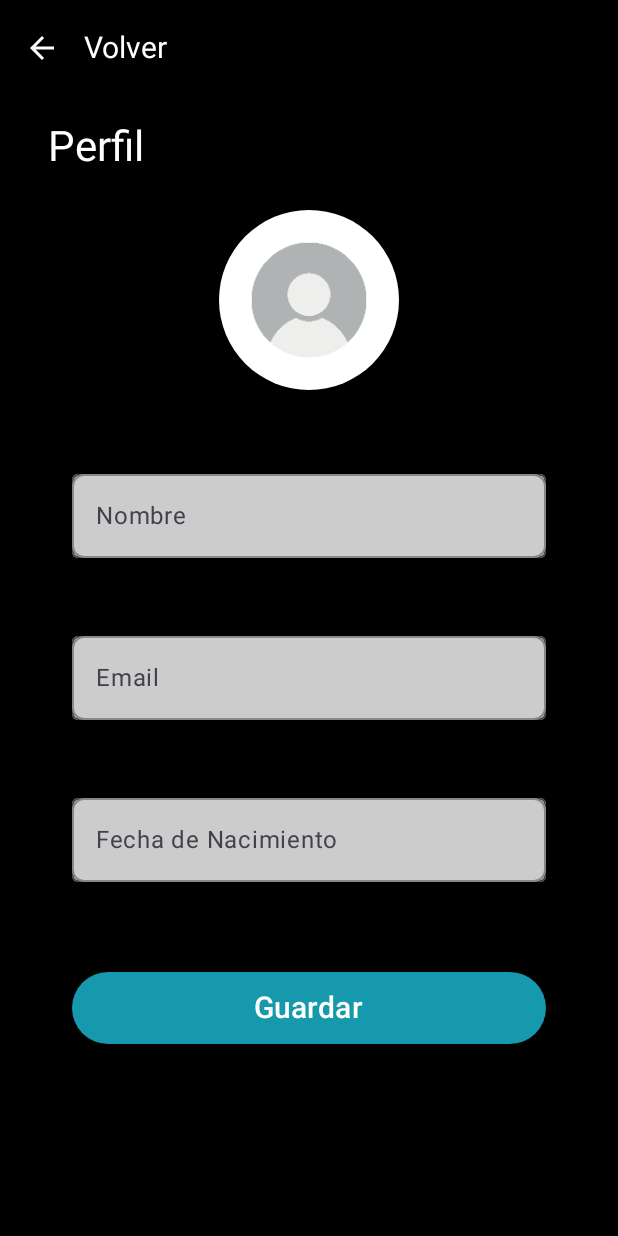
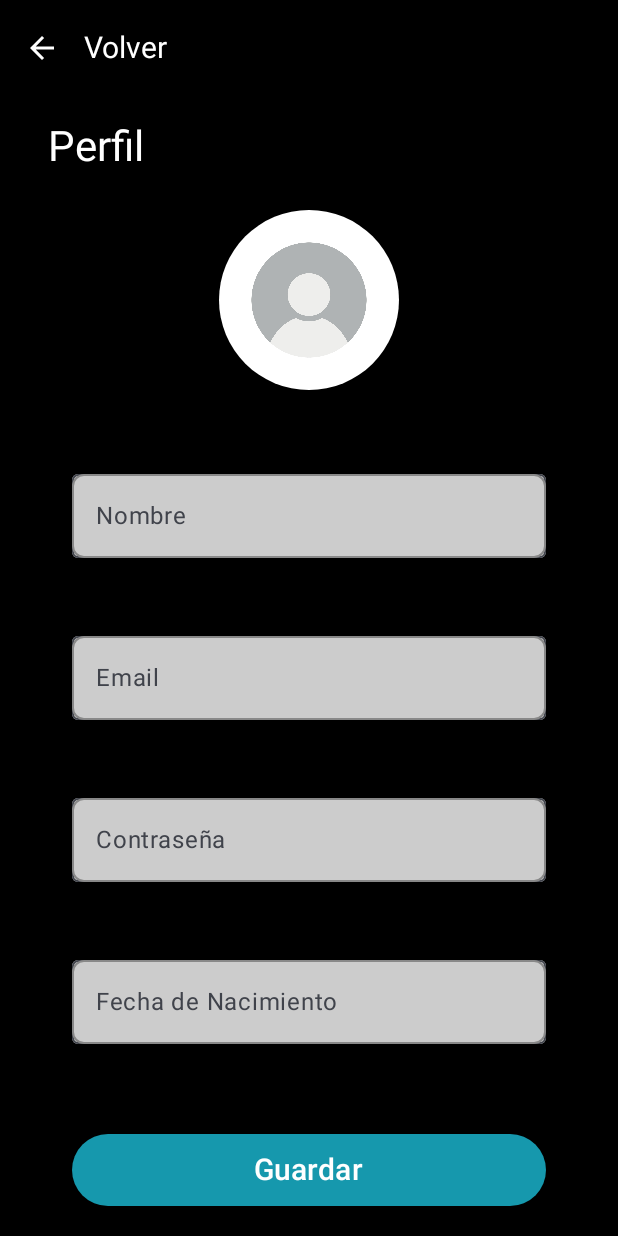
Before and after one commit to RominaLuppi/WODConnect, an Android app built with Jetpack Compose: the PerfilScreen screen opened through its navigation route, on a phone screen of 412 x 824 dp. Run offline under Robolectric (Android 15) with nearby library versions, the phone set to English and light mode, and no system bars; our stand-ins replace Dagger/Hilt's generated code, Firebase (no records; nobody signed in at launch, a user with empty details on screens opened directly), livedata-compose; pictures from the network do not load.

Commit message:
commit 15: Se agrega la pantalla Horarios. Se controla que un usuario no registrado no pueda hacer login. Se ajusta diseño de la pantalla Olvide contraseña.

```diff
--- a/app/src/main/java/com/example/wodconnect/MainActivity.kt
+++ b/app/src/main/java/com/example/wodconnect/MainActivity.kt
@@ -11,15 +11,18 @@ import androidx.compose.runtime.Composable
 import androidx.compose.ui.Modifier
 import androidx.hilt.navigation.compose.hiltViewModel
 import androidx.lifecycle.viewmodel.compose.viewModel
+import androidx.navigation.NavType
 import androidx.navigation.compose.NavHost
 import androidx.navigation.compose.composable
 import androidx.navigation.compose.rememberNavController
+import androidx.navigation.navArgument
 import com.example.wodconnect.view.HomeScreen
 import com.example.wodconnect.view.LoginScreen
 import com.example.wodconnect.viewModel.LoginViewModel
 import com.example.wodconnect.view.ReserveScreen
 import com.example.wodconnect.view.ResetPasswordScreen
 import com.example.wodconnect.ui.theme.WODConnectTheme
+import com.example.wodconnect.view.HorarioScreen
 import com.example.wodconnect.view.PerfilScreen
 import com.example.wodconnect.viewModel.PerfilViewModel
 import com.example.wodconnect.viewModel.ReserveViewModel
@@ -79,6 +82,20 @@ private fun MainNavigation() {
                     perfilViewModel = viewModel
                 )
             }
+            composable(
+                route = "PerfilScreen?modoRegistro={modoRegistro}",
+                arguments = listOf(navArgument("modoRegistro") {
+                    type = NavType.BoolType
+                    defaultValue = false
+                })
+            ) { backStackEntry ->
+                val modoRegistro = backStackEntry.arguments?.getBoolean("modoRegistro") ?: false
+                PerfilScreen(navController = navController, modoRegistro = modoRegistro)
+            }
+            composable("HorarioScreen") {
+               HorarioScreen(navController = navController)
+            }
+
         }
     }
 }
--- a/app/src/main/java/com/example/wodconnect/data/HorariosClasesPorDia.kt
+++ b/app/src/main/java/com/example/wodconnect/data/HorariosClasesPorDia.kt
@@ -22,6 +22,7 @@ val horariosPorDia: Map<DayOfWeek, List<Triple<String,String, Pair<LocalTime, Lo
     DayOfWeek.TUESDAY to listOf(
         Triple("Halterofilia","Técnica de fuerza", LocalTime.of(9,30) to LocalTime.of(10,30)),
         Triple("Crossfit", "Alta intensidad", LocalTime.of(11,0) to LocalTime.of(12,0)),
+        Triple("HIIT", "Media intensidad", LocalTime.of(12,30) to LocalTime.of(13,30)),
         Triple("Crossfit", "Alta intensidad", LocalTime.of(14,0) to LocalTime.of(15,0)),
         Triple("Halterofilia", "Técnica de fuerza", LocalTime.of(16,30) to LocalTime.of(17,30)),
         Triple("Open box", "Entrenamiento libre", LocalTime.of(19,0) to LocalTime.of(20,0))),
@@ -39,8 +40,10 @@ val horariosPorDia: Map<DayOfWeek, List<Triple<String,String, Pair<LocalTime, Lo
         Triple("Crossfit", "Alta intensidad", LocalTime.of(11,0) to LocalTime.of(12,0)),
         Triple("Crossfit", "Alta intensidad", LocalTime.of(14,0) to LocalTime.of(15,0)),
         Triple("Halterofilia", "Técnica de fuerza", LocalTime.of(16,30) to LocalTime.of(17,30)),
-        Triple("Open box", "Entrenamiento libre", LocalTime.of(19,0) to LocalTime.of(20,0))),
+        Triple("Open box", "Entrenamiento libre", LocalTime.of(19,0) to LocalTime.of(20,0)),
+        Triple("HIIT", "Media intensidad", LocalTime.of(20,15) to LocalTime.of(21,15))),
     DayOfWeek.FRIDAY to listOf(
+        Triple("HIIT", "Media intensidad", LocalTime.of(8,0) to LocalTime.of(9,0)),
         Triple("Halterofilia", "Técnica de fuerza", LocalTime.of(9,30) to LocalTime.of(10,30)),
         Triple("Crossfit", "Alta intensidad", LocalTime.of(11,0) to LocalTime.of(12,0)),
         Triple("HIIT", "Media intensidad", LocalTime.of(12,30) to LocalTime.of(13,30)),
--- a/app/src/main/java/com/example/wodconnect/view/PerfilScreen.kt
+++ b/app/src/main/java/com/example/wodconnect/view/PerfilScreen.kt
@@ -1,10 +1,6 @@
 package com.example.wodconnect.view
 
-import android.net.Uri
 import android.util.Log
-import androidx.activity.compose.rememberLauncherForActivityResult
-import androidx.activity.result.contract.ActivityResultContracts
-import androidx.compose.foundation.background
 import androidx.compose.foundation.border
 import androidx.compose.foundation.clickable
 import androidx.compose.foundation.layout.Arrangement
@@ -41,43 +37,34 @@ import androidx.compose.runtime.livedata.observeAsState
 import androidx.compose.ui.Alignment
 import androidx.compose.ui.Modifier
 import androidx.compose.ui.draw.clip
-import androidx.compose.ui.focus.focusModifier
 import androidx.compose.ui.graphics.Color
 import androidx.compose.ui.layout.ContentScale
-import androidx.compose.ui.platform.LocalContext
 import androidx.compose.ui.res.colorResource
 import androidx.compose.ui.res.painterResource
 import androidx.compose.ui.res.stringResource
 import androidx.compose.ui.text.input.KeyboardType
+import androidx.compose.ui.text.input.PasswordVisualTransformation
 import androidx.compose.ui.unit.dp
 import androidx.compose.ui.unit.sp
 import androidx.hilt.navigation.compose.hiltViewModel
 import androidx.navigation.NavController
-import coil3.compose.AsyncImage
-import coil3.request.ImageRequest
-import coil3.request.crossfade
+import coil.compose.AsyncImage
 import com.example.wodconnect.R
-import com.example.wodconnect.viewModel.LoginViewModel
 import com.example.wodconnect.viewModel.PerfilViewModel
+
 
 @OptIn(ExperimentalMaterial3Api::class)
 @Composable
 fun PerfilScreen(
     navController: NavController,
-    perfilViewModel: PerfilViewModel = hiltViewModel()
+    perfilViewModel: PerfilViewModel = hiltViewModel(),
+    modoRegistro: Boolean = false
 ) {
     val name by perfilViewModel.name.observeAsState()
     val email by perfilViewModel.email.observeAsState()
+    val password by perfilViewModel.password.observeAsState()
     val fechaNac by perfilViewModel.fechaNac.observeAsState()
-    val resultado by perfilViewModel.resultado.observeAsState()
-    val photoUrl by perfilViewModel.photoUrl.observeAsState()
-
-    //abrir el selector de imagen y capturar la Uri local
-    val launcher = rememberLauncherForActivityResult(
-        contract = ActivityResultContracts.GetContent() //se abre el selector de archivos
-    ) { uri: Uri? ->
-        uri?.let { perfilViewModel.actualizarFoto(it) }
-        }
+    val registroExitoso by perfilViewModel.registroExitoso.observeAsState()
 
 
     Scaffold(containerColor = Color.Black,
@@ -114,7 +101,7 @@ fun PerfilScreen(
             modifier = Modifier
                 .padding(paddingScaffold)
                 .padding(16.dp)
-                .verticalScroll(rememberScrollState()),
+                .verticalScroll(rememberScrollState())
         )
         {
             Text(
@@ -124,32 +111,49 @@ fun PerfilScreen(
                 style = MaterialTheme.typography.headlineMedium
             )
             Spacer(modifier = Modifier.height(24.dp))
-
+            Box(
+                modifier = Modifier.fillMaxWidth(),
+                contentAlignment = Alignment.Center
+            ) {
                 AsyncImage(
-                model = photoUrl ?: R.drawable.icono_perfil_usuario,
+                    model = "https://as1.ftcdn.net/v2/jpg/04/43/35/22/1000_F_443352225_82bID6iDPlFpQwUFMLEziZuBXhrrh48T.jpg",
                     placeholder = painterResource(R.drawable.icono_perfil_usuario),
                     error = painterResource(R.drawable.icono_perfil_usuario),
                     contentDescription = stringResource(R.string.text_foto_perfil),
                     contentScale = ContentScale.Crop,
                     modifier = Modifier
                         .size(120.dp)
-                    .clip(CircleShape)
-                    .align(Alignment.CenterHorizontally)
-                    .clickable { launcher.launch("image/*") } //se indica que tipo de contenido se quiere lanzar
+                        .clip(CircleShape),
+                    alignment = Alignment.Center
                 )
+            }
+
             Spacer(modifier = Modifier.height(24.dp))
 
             Perfil(name = name ?: "",
                 email = email ?: "",
+                password = password ?: "",
                 fechaNac = fechaNac ?: "",
                 onNameChanged = { perfilViewModel.onNameChanged(it) },
                 onEmailChanged = { perfilViewModel.onEmailChanged(it) },
+                onPasswordChanged = { perfilViewModel.onPasswordChanged(it) },
                 onFechaNacChanged = { perfilViewModel.onFechaNacChanged(it) })
 
             Spacer(modifier = Modifier.height(28.dp))
 
             Button(
-                onClick = { perfilViewModel.guardarPerfil() },
+                onClick = {
+                    if (modoRegistro){
+                        perfilViewModel.registrarYGuardarPerfil(
+                            email = email ?: "",
+                            password = password ?: "",
+                            nombre = name ?: "",
+                            fechaNac = fechaNac ?: ""
+                        )
+                    } else {
+                        perfilViewModel.guardarPerfil()
+                    }
+                },
                 modifier = Modifier
                     .fillMaxWidth()
                     .height(48.dp)
@@ -170,11 +174,18 @@ fun PerfilScreen(
             }
         }
     }
-    LaunchedEffect(resultado) {
-        resultado?.onSuccess {
+    LaunchedEffect(registroExitoso) {
+        Log.d("PerfilScreen", "registroExitoso cambiado a $registroExitoso")
+        if (registroExitoso == true) {
             navController.navigate("LoginScreen") {
-                popUpTo("PerfilScreen") { inclusive = true } // elimina Perfil del backstack
+                popUpTo("PerfilScreen") { inclusive = true }
             }
+            perfilViewModel.resetRegistroExitoso()
+        }
+    }
+    LaunchedEffect(Unit) {
+        if (!modoRegistro){
+            perfilViewModel.cargarPerfilUsuario()
         }
     }
 }
@@ -183,14 +194,16 @@ fun PerfilScreen(
 fun Perfil(
     name: String,
     email: String,
+    password: String,
     fechaNac: String,
     onNameChanged: (String) -> Unit,
     onEmailChanged: (String) -> Unit,
+    onPasswordChanged: (String) -> Unit,
     onFechaNacChanged: (String) -> Unit
 ) {
     Box(
         modifier = Modifier
-            .fillMaxSize()
+            .fillMaxWidth()
             .padding(8.dp)
     ) {
         Column(
@@ -226,6 +239,20 @@ fun Perfil(
             )
             Spacer(modifier = Modifier.height(20.dp))
             OutlinedTextField(
+                value = password,
+                onValueChange = onPasswordChanged,
+                modifier = Modifier
+                    .padding(16.dp)
+                    .fillMaxWidth()
+                    .border(width = 1.dp, Color.Gray, shape = MaterialTheme.shapes.small),
+                placeholder = { Text(stringResource(R.string.text_password_usuario)) },
+                keyboardOptions = KeyboardOptions(keyboardType = KeyboardType.Text),
+                singleLine = true,
+                visualTransformation = PasswordVisualTransformation(),
+                colors = textViewFieldColor()
+            )
+            Spacer(modifier = Modifier.height(20.dp))
+            OutlinedTextField(
                 value = fechaNac,
                 onValueChange = onFechaNacChanged,
                 modifier = Modifier
--- a/app/src/main/java/com/example/wodconnect/viewModel/LoginViewModel.kt
+++ b/app/src/main/java/com/example/wodconnect/viewModel/LoginViewModel.kt
@@ -36,8 +36,8 @@ class LoginViewModel @Inject constructor(
     private val _errorMessage = MutableLiveData<String?>()
     val errorMessage: LiveData<String?> = _errorMessage
 
-    private val _registroExitoso = MutableLiveData<Boolean>()
-    val registroExitoso: LiveData<Boolean> = _registroExitoso
+    private val _registroExitoso = MutableLiveData<Boolean?>()
+    val registroExitoso: LiveData<Boolean?> = _registroExitoso
 
     fun login(email: String, password: String) {
         _isLoading.value = true
@@ -60,6 +60,7 @@ class LoginViewModel @Inject constructor(
                         is FirebaseAuthInvalidCredentialsException -> "Correo y/o contraseña incorrecto"
                         else -> exception.message ?: "Ha ocurrido un error"
                     }
+                    _errorMessage.value = message
                 }
         }
     }
@@ -98,4 +99,7 @@ class LoginViewModel @Inject constructor(
                 }
         }
     }
+    fun resetRegistroExitoso(){
+        _registroExitoso.value = null
+    }
 }
--- a/app/src/main/res/values/strings.xml
+++ b/app/src/main/res/values/strings.xml
@@ -32,10 +32,13 @@
     <string name="btn_workout">CrossFit</string>
 
     <string name="btn_dialog">Cerrar</string>
+    <string name="title_dialog">Información</string>
+    <string name="msj_dialog">Esta opción aún no está disponible. Estamos trabajando en ello.</string>
 
     <string name="text_foto_perfil">Foto de perfil</string>
     <string name="text_nombre_usuario">Nombre</string>
     <string name="text_email_usuario">Email</string>
+    <string name="text_password_usuario">Contraseña</string>
     <string name="text_fechaNac_usuario">Fecha de Nacimiento</string>
     <string name="btn_guardar">Guardar</string>
 
--- a/gradle/libs.versions.toml
+++ b/gradle/libs.versions.toml
@@ -7,6 +7,7 @@ androidxMaterial3Version = "1.2.1"
 androidxUi = "1.4.0"
 bom = "3.2.0"
 coilCompose = "3.2.0"
+coilComposeBase = "3.2.0"
 converterScalars = "2.9.0"
 firebaseStorageKtx = "21.0.2"
 foundation = "1.7.8"
@@ -60,6 +61,7 @@ uiVersion = "<version>"
 firebaseBom = "33.1.1"
 services = "4.4.2"
 crashlytics = "3.0.2"
+glance = "1.1.1"
 
 
 [libraries]
@@ -70,7 +72,8 @@ androidx-foundation-vversion = { module = "androidx.compose.foundation:foundatio
 androidx-hilt-navigation-compose = { module = "androidx.hilt:hilt-navigation-compose", version.ref = "hiltNavigationCompose" }
 androidx-room-compiler-v271 = { module = "androidx.room:room-compiler", version.ref = "roomCompilerVersion" }
 
-coil-compose = { module = "io.coil-kt.coil3:coil-compose", version.ref = "coilCompose" }
+#coil-compose = { module = "io.coil-kt.coil3:coil-compose", version.ref = "coilCompose" }
+#coil-compose-base = { module = "io.coil-kt:coil-compose-base", version.ref = "coilComposeBase" }
 firebase-storage-ktx = { module = "com.google.firebase:firebase-storage-ktx", version.ref = "firebaseStorageKtx" }
 hilt-android = { module = "com.google.dagger:hilt-android", version.ref = "hiltVersion" }
 hilt-navigation-compose = { module = "androidx.hilt:hilt-navigation-compose", version.ref = "hiltNavigationVersion" }
@@ -141,6 +144,7 @@ firebase-bom = { module = "com.google.firebase:firebase-bom", version.ref = "fir
 firebase-crashlytics = {module = "com.google.firebase:firebase-crashlytics" }
 firebase-auth = {module = "com.google.firebase:firebase-auth-ktx" }
 firebase-firestore = {module= "com.google.firebase:firebase-firestore"}
+androidx-glance = { group = "androidx.glance", name = "glance", version.ref = "glance" }
 
 
 [plugins]
```
Also changed, not shown: app/build.gradle.kts (+6 -1 lines), app/src/main/java/com/example/wodconnect/modelo/repositories/PerfilRepository.kt (+4 -55 lines), app/src/main/java/com/example/wodconnect/view/HorarioScreen.kt (added, +78 -0 lines), app/src/main/java/com/example/wodconnect/view/LoginScreen.kt (+28 -16 lines), app/src/main/java/com/example/wodconnect/view/ReserveScreen.kt (+16 -8 lines), app/src/main/java/com/example/wodconnect/view/ResetPasswordScreen.kt (+54 -18 lines), app/src/main/java/com/example/wodconnect/viewModel/PerfilViewModel.kt (+92 -31 lines), app/src/main/res/drawable/horario.jpg (added). Lines whose indentation alone changed are shown as unchanged.
